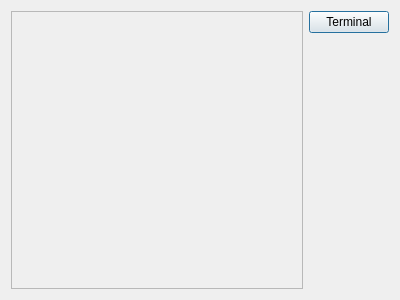
First picture: the form in src/ui/mainmenu.ui, repository ankkanen-de/ankkanen-panel, before the edit.
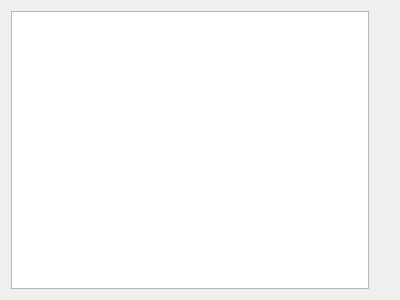
Second picture: the form after the edit.

Commit message: mainmenu: Implement app launcher

The edit to the form file:
```diff
--- a/src/ui/mainmenu.ui
+++ b/src/ui/mainmenu.ui
@@ -15,11 +15,7 @@
   </property>
   <layout class="QHBoxLayout" name="horizontalLayout">
    <item>
-    <widget class="QScrollArea" name="scrollArea">
-     <property name="widgetResizable">
-      <bool>true</bool>
-     </property>
-     <widget class="QWidget" name="scrollAreaWidgetContents">
+    <widget class="QTreeView" name="appTree">
       <property name="geometry">
        <rect>
         <x>0</x>
@@ -29,17 +25,9 @@
        </rect>
       </property>
      </widget>
-    </widget>
    </item>
    <item>
     <layout class="QVBoxLayout" name="verticalLayout">
-     <item>
-      <widget class="QPushButton" name="testButton">
-       <property name="text">
-        <string>Terminal</string>
-       </property>
-      </widget>
-     </item>
      <item>
       <spacer name="verticalSpacer">
        <property name="orientation">
```
Lines whose indentation alone changed are shown as unchanged. The commit also changes 7 other files.
